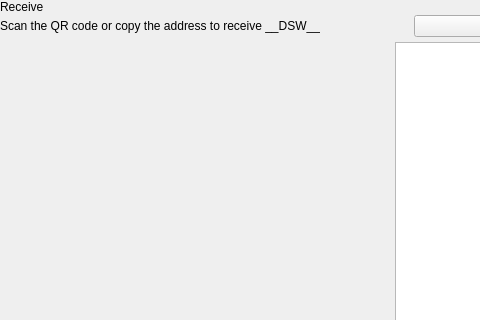
This is src/qt/pivx/forms/receivewidget.ui in decenomy/DSW as Qt 5 draws it before an edit; both pictures show x 0 to 480 and y 0 to 320 of the 629 by 629 pixel window. The edited form follows.
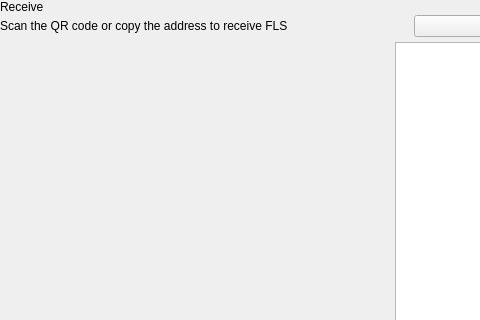
This is the edited form. Custom widgets are drawn as their Qt base class.

What changed in the file:
```diff
--- a/src/qt/pivx/forms/receivewidget.ui
+++ b/src/qt/pivx/forms/receivewidget.ui
@@ -78,7 +78,7 @@
             <item alignment="Qt::AlignTop">
              <widget class="QLabel" name="labelSubtitle1">
               <property name="text">
-               <string>Scan the QR code or copy the address to receive __DSW__</string>
+               <string>Scan the QR code or copy the address to receive FLS</string>
               </property>
              </widget>
             </item>
```
